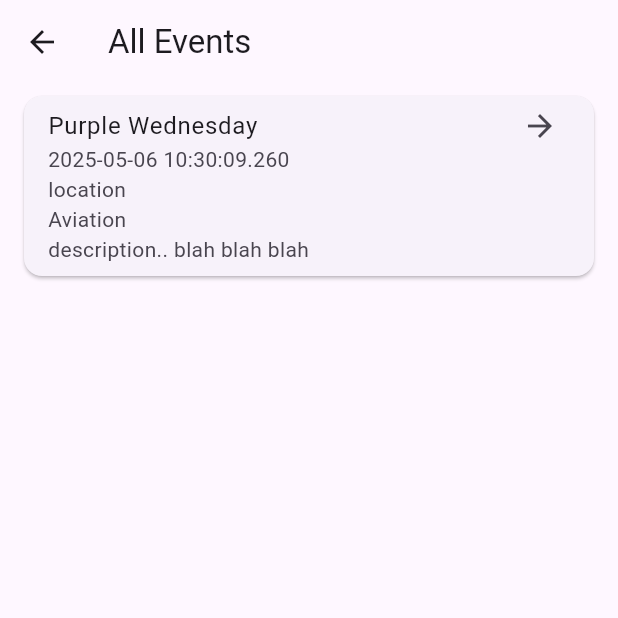
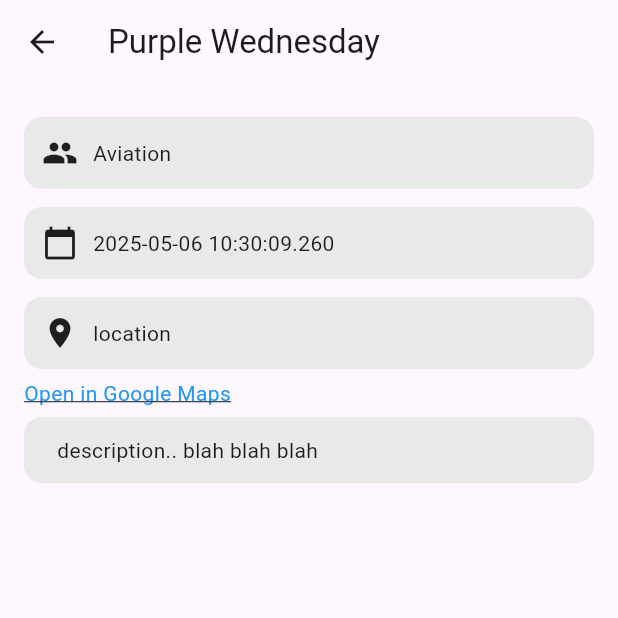
Before and after one commit to 5C-UoP/soc-drawer, a Flutter app: the EventsView screen opened directly, after a tap on "Purple Wednesday", on a phone screen of 412 x 824 dp, the top half of it. Run offline on Flutter 3.47's test engine with Material 3 defaults, Android fonts, the light colour scheme and no system bars; our stand-ins replace font_awesome_flutter, table_calendar; generated files the repository leaves out were written again.

Commit message:
added evenet_view_expanded

```diff
--- a/lib/src/views/events/event_create_view.dart
+++ b/lib/src/views/events/event_create_view.dart
@@ -201,7 +201,7 @@ class _DatePickerState extends State<DatePicker> {
   Widget build(BuildContext context) {
     return Column(
       mainAxisSize: MainAxisSize.min,
-      spacing: 20,
+      //spacing: 20,
       children: <Widget>[
         Text(
           selectedDate != null
--- /dev/null
+++ b/lib/src/views/events/event_view_expanded.dart
@@ -0,0 +1,136 @@
+import 'package:flutter/material.dart';
+import '../../models/event.dart';
+import 'package:url_launcher/url_launcher.dart';
+//import 'package:webview_flutter/webview_flutter.dart';
+
+
+class EventsViewExpanded extends StatelessWidget {
+  final Event event;
+  static const containerBackgroundColour = Color.fromARGB(255, 233, 233, 233);
+  const EventsViewExpanded({Key? key, required this.event}) : super(key: key);
+
+  @override
+  Widget build(BuildContext context) {
+    return Scaffold(
+      appBar: AppBar(
+        title: Text(event.name),
+      ),
+      body: Padding(
+        padding: const EdgeInsets.all(16.0),
+        child: Column(
+          crossAxisAlignment: CrossAxisAlignment.start,
+          children: <Widget>[
+            // --- SOCIETY ---
+            Container(
+              margin: const EdgeInsets.symmetric(vertical: 6),
+              padding: const EdgeInsets.all(12),
+              decoration: BoxDecoration(
+                color: containerBackgroundColour,
+                borderRadius: BorderRadius.circular(12),
+              ),
+              child: Row(
+                children: [
+                  const Icon(Icons.group),
+                  const SizedBox(width: 10),
+                  Expanded(child: Text(event.society.name)),
+                ],
+              ),
+            ),
+
+            // --- DATE TIME ---
+            Container(
+              margin: const EdgeInsets.symmetric(vertical: 6),
+              padding: const EdgeInsets.all(12),
+              decoration: BoxDecoration(
+                color: containerBackgroundColour,
+                borderRadius: BorderRadius.circular(12),
+              ),
+              child: Row(
+                children: [
+                  const Icon(Icons.calendar_today),
+                  const SizedBox(width: 10),
+                  Expanded(child: Text(event.dateTime.toLocal().toString())),
+                ],
+              ),
+            ),
+
+            // --- LOCATION ---
+            Container(
+              margin: const EdgeInsets.symmetric(vertical: 6),
+              padding: const EdgeInsets.all(12),
+              decoration: BoxDecoration(
+                color: containerBackgroundColour,
+                borderRadius: BorderRadius.circular(12),
+              ),
+              child: Row(
+                children: [
+                  const Icon(Icons.location_on),
+                  const SizedBox(width: 10),
+                  Expanded(child: Text(event.location)),
+                ],
+              ),
+            ),
+
+            GestureDetector(
+              onTap: () async {
+                final googleMapsUrl = 'https://www.google.com/maps/search/?api=1&query=${event.location}';
+
+                if (await canLaunchUrl(Uri.parse(googleMapsUrl))) {
+                  await launchUrl(Uri.parse(googleMapsUrl), mode: LaunchMode.externalApplication);
+                } else {
+                  ScaffoldMessenger.of(context).showSnackBar(
+                    const SnackBar(content: Text('Could not open Google Maps')),
+                  );
+                }
+              },
+              child: const Text(
+                'Open in Google Maps',
+                style: TextStyle(
+                  color: Colors.blue,
+                  decoration: TextDecoration.underline,
+                ),
+              ),
+            ),
+
+
+
+            // --- DESCRIPTION ---
+            Container(
+              margin: const EdgeInsets.symmetric(vertical: 6),
+              padding: const EdgeInsets.all(12),
+              decoration: BoxDecoration(
+                color: containerBackgroundColour,
+                borderRadius: BorderRadius.circular(12),
+              ),
+              child: Row(
+                crossAxisAlignment: CrossAxisAlignment.start,
+                children: [
+                  //const Icon(Icons.description),
+                  const SizedBox(width: 10),
+                  Expanded(
+                    child: Column(
+                      crossAxisAlignment: CrossAxisAlignment.start,
+                      children: [
+                        event.description != null
+                          ? Text(
+                              event.description!,
+                              style: Theme.of(context).textTheme.bodyMedium,
+                            )
+                          : const Text(
+                              '(No more details)',
+                              style: TextStyle(fontStyle: FontStyle.italic),
+                            ),
+                      ],
+                    ),
+                  ),
+                ],
+              ),
+            ),
+
+
+          ],
+        ),
+      ),
+    );
+  }
+}
--- a/lib/src/views/events/events_view.dart
+++ b/lib/src/views/events/events_view.dart
@@ -1,6 +1,7 @@
 import 'package:flutter/material.dart';
 import 'package:socdrawer/src/controllers/society_controller.dart';
 import 'package:socdrawer/src/models/event.dart';
+import 'event_view_expanded.dart';
 
 class EventsView extends StatelessWidget {
   final List<Event> events = [
@@ -36,6 +37,12 @@ class EventsView extends StatelessWidget {
                     trailing: const Icon(Icons.arrow_forward),
                     onTap: () {
                       // --- OPEN EVENT DETAILS ---
+                      Navigator.push(
+                        context,
+                        MaterialPageRoute(
+                          builder: (context) => EventsViewExpanded(event: event),
+                        ),
+                      );
                     },
                   ),
                 );
```
